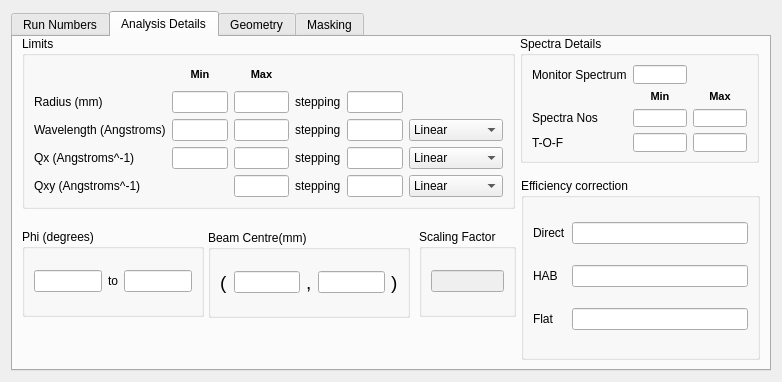
Qt form Code/qtiplot/MantidQt/CustomInterfaces/inc/SANSRunWindow.ui (mantidproject/mantid) before a commit.
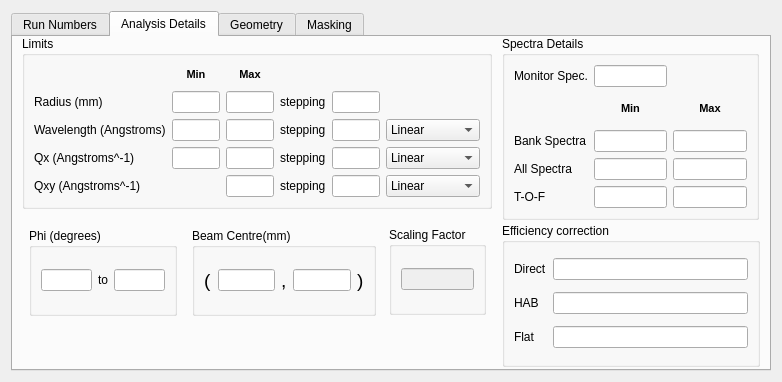
The same form after that commit. The open tabs and pages were chosen to show the change.

Commit message: Updates to SANS interface. Re #636

Patch:
```diff
--- a/Code/qtiplot/MantidQt/CustomInterfaces/inc/SANSRunWindow.ui
+++ b/Code/qtiplot/MantidQt/CustomInterfaces/inc/SANSRunWindow.ui
@@ -926,7 +926,7 @@
         <rect>
          <x>9</x>
          <y>-1</y>
-         <width>493</width>
+         <width>470</width>
          <height>173</height>
         </rect>
        </property>
@@ -1127,20 +1127,20 @@
       <widget class="QGroupBox" name="groupBox_5" >
        <property name="geometry" >
         <rect>
-         <x>507</x>
+         <x>489</x>
          <y>-1</y>
-         <width>239</width>
-         <height>127</height>
+         <width>257</width>
+         <height>184</height>
         </rect>
        </property>
        <property name="title" >
         <string>Spectra Details</string>
        </property>
        <layout class="QGridLayout" name="gridLayout_3" >
-        <item row="2" column="1" >
-         <widget class="QLineEdit" name="spec_min" />
+        <item row="4" column="1" >
+         <widget class="QLineEdit" name="all_spec_min" />
         </item>
-        <item row="1" column="1" >
+        <item row="2" column="1" >
          <widget class="QLabel" name="label_5" >
           <property name="text" >
            <string>&lt;!DOCTYPE HTML PUBLIC "-//W3C//DTD HTML 4.0//EN" "http://www.w3.org/TR/REC-html40/strict.dtd">
@@ -1154,7 +1154,7 @@
           </property>
          </widget>
         </item>
-        <item row="1" column="2" >
+        <item row="2" column="2" >
          <widget class="QLabel" name="label_9" >
           <property name="text" >
            <string>&lt;!DOCTYPE HTML PUBLIC "-//W3C//DTD HTML 4.0//EN" "http://www.w3.org/TR/REC-html40/strict.dtd">
@@ -1168,48 +1168,61 @@
           </property>
          </widget>
         </item>
-        <item row="2" column="2" >
-         <widget class="QLineEdit" name="spec_max" />
+        <item row="4" column="2" >
+         <widget class="QLineEdit" name="all_spec_max" />
         </item>
-        <item row="2" column="0" >
+        <item row="4" column="0" >
          <widget class="QLabel" name="label_22" >
           <property name="text" >
-           <string>Spectra Nos</string>
+           <string>All Spectra</string>
           </property>
          </widget>
         </item>
-        <item row="3" column="0" >
+        <item row="5" column="0" >
          <widget class="QLabel" name="label_24" >
           <property name="text" >
            <string>T-O-F</string>
           </property>
          </widget>
         </item>
-        <item row="3" column="1" >
+        <item row="5" column="1" >
          <widget class="QLineEdit" name="tof_min" />
         </item>
-        <item row="3" column="2" >
+        <item row="5" column="2" >
          <widget class="QLineEdit" name="tof_max" />
         </item>
         <item row="0" column="0" >
          <widget class="QLabel" name="label_41" >
           <property name="text" >
-           <string>Monitor Spectrum</string>
+           <string>Monitor Spec.</string>
           </property>
          </widget>
         </item>
         <item row="0" column="1" >
          <widget class="QLineEdit" name="monitor_spec" />
         </item>
+        <item row="3" column="0" >
+         <widget class="QLabel" name="label_43" >
+          <property name="text" >
+           <string>Bank Spectra</string>
+          </property>
+         </widget>
+        </item>
+        <item row="3" column="1" >
+         <widget class="QLineEdit" name="bank_spec_min" />
+        </item>
+        <item row="3" column="2" >
+         <widget class="QLineEdit" name="bank_spec_max" />
+        </item>
        </layout>
       </widget>
       <widget class="QGroupBox" name="groupBox_6" >
        <property name="geometry" >
         <rect>
-         <x>508</x>
-         <y>141</y>
-         <width>239</width>
-         <height>182</height>
+         <x>489</x>
+         <y>186</y>
+         <width>258</width>
+         <height>144</height>
         </rect>
        </property>
        <property name="title" >
@@ -1251,9 +1264,9 @@
       <widget class="QGroupBox" name="groupBox_7" >
        <property name="geometry" >
         <rect>
-         <x>195</x>
-         <y>193</y>
-         <width>202</width>
+         <x>179</x>
+         <y>191</y>
+         <width>184</width>
          <height>88</height>
         </rect>
        </property>
@@ -1315,9 +1328,9 @@
       <widget class="QGroupBox" name="groupBox_8" >
        <property name="geometry" >
         <rect>
-         <x>9</x>
-         <y>192</y>
-         <width>182</width>
+         <x>16</x>
+         <y>191</y>
+         <width>148</width>
          <height>88</height>
         </rect>
        </property>
@@ -1343,8 +1356,8 @@
       <widget class="QGroupBox" name="groupBox_9" >
        <property name="geometry" >
         <rect>
-         <x>406</x>
-         <y>192</y>
+         <x>376</x>
+         <y>190</y>
          <width>97</width>
          <height>88</height>
         </rect>
```
Left out of the diff: 8 changed lines with no effect on the pictures. The commit also changes 5 other files.
